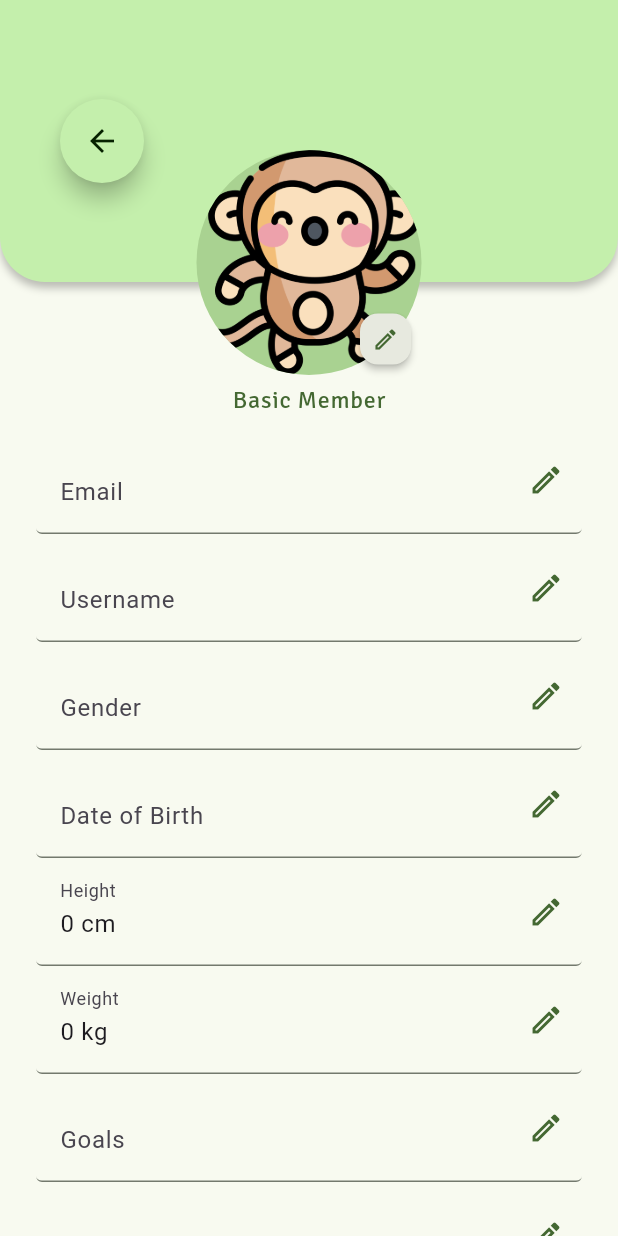
After one commit to Xrayya/Nutri-Byte, a Flutter app: the EditProfileView screen opened by its route, after a tap on the "edit" icon, on a phone screen of 412 x 824 dp. The commit adds this screen. Run offline on Flutter 3.47's test engine with Material 3 defaults, Android fonts, the phone set to English and light mode, and no system bars; our stand-ins replace camera, cloud_firestore, firebase_auth, firebase_core, flutter_svg, form_validator and 6 more; missing offline and left inert: flutter_tflite, gradient_progress_bar; accounts and stored records are empty; statements that could not run were skipped.

Commit message:
feat(edit_profile): slicing

```diff
--- /dev/null
+++ b/frontend/lib/app/modules/home/detailprofile/edit_profile/bindings/edit_profile_binding.dart
@@ -0,0 +1,12 @@
+import 'package:get/get.dart';
+
+import '../controllers/edit_profile_controller.dart';
+
+class EditProfileBinding extends Bindings {
+  @override
+  void dependencies() {
+    Get.lazyPut<EditProfileController>(
+      () => EditProfileController(),
+    );
+  }
+}
--- /dev/null
+++ b/frontend/lib/app/modules/home/detailprofile/edit_profile/controllers/edit_profile_controller.dart
@@ -0,0 +1,60 @@
+import 'package:flutter/material.dart';
+import 'package:get/get.dart';
+import 'package:nutri_byte/app/core/constant.dart';
+import 'package:nutri_byte/app/core/values/strings.dart';
+import 'package:nutri_byte/app/data/models/nutribyte_user.dart';
+import 'package:nutri_byte/app/modules/home/controllers/home_controller.dart';
+
+class EditProfileController extends GetxController {
+  final _homeController = HomeController.i;
+  final Rxn<NutribyteUser> currentUser = Rxn<NutribyteUser>();
+  final email = auth.currentUser!.email;
+
+  final TextEditingController emailController = TextEditingController();
+  final TextEditingController usernameController = TextEditingController();
+  final TextEditingController genderController = TextEditingController();
+  final TextEditingController DOBController = TextEditingController();
+  final TextEditingController heightController = TextEditingController();
+  final TextEditingController weightController = TextEditingController();
+  final TextEditingController goalsController = TextEditingController();
+  final TextEditingController activityController = TextEditingController();
+
+  @override
+  void onInit() {
+    super.onInit();
+  }
+
+  @override
+  void onReady() {
+    super.onReady();
+    currentUser(_homeController.currentUser.value!);
+    emailController.value = emailController.value.copyWith(text: email ?? '');
+    usernameController.value = usernameController.value.copyWith(
+      text: currentUser.value!.name,
+    );
+    genderController.value = genderController.value.copyWith(
+      text: currentUser.value!.gender,
+    );
+    DOBController.value = DOBController.value.copyWith(
+      text: currentUser.value!.dateOfBirth,
+    );
+    heightController.value = heightController.value.copyWith(
+      text: "${currentUser.value!.height} cm",
+    );
+    weightController.value = weightController.value.copyWith(
+      text: "${currentUser.value!.weight} kg",
+    );
+    goalsController.value = goalsController.value.copyWith(
+      text: goalList[currentUser.value!.goalType - 1],
+    );
+    activityController.value = activityController.value.copyWith(
+      text: activityPerWeekList[currentUser.value!.activityLevel - 1]
+          .split(':')[0],
+    );
+  }
+
+  @override
+  void onClose() {
+    super.onClose();
+  }
+}
--- /dev/null
+++ b/frontend/lib/app/modules/home/detailprofile/edit_profile/views/edit_profile_view.dart
@@ -0,0 +1,211 @@
+import 'package:flutter/material.dart';
+
+import 'package:get/get.dart';
+import 'package:nutri_byte/app/core/theme/colors.dart';
+import 'package:nutri_byte/app/core/utils/color_utils.dart';
+import 'package:nutri_byte/app/widgets/nutribyte_back_button.dart';
+import 'package:nutri_byte/app/widgets/nutribyte_button.dart';
+
+import '../controllers/edit_profile_controller.dart';
+
+class EditProfileView extends GetView<EditProfileController> {
+  const EditProfileView({Key? key}) : super(key: key);
+  @override
+  Widget build(BuildContext context) {
+    return Scaffold(
+      body: Stack(
+        children: [
+          Column(
+            children: [
+              Container(
+                padding:
+                    const EdgeInsets.symmetric(horizontal: 24, vertical: 10),
+                width: double.infinity,
+                decoration: BoxDecoration(
+                  borderRadius: const BorderRadius.only(
+                    bottomLeft: Radius.circular(30),
+                    bottomRight: Radius.circular(30),
+                  ),
+                  boxShadow: const [
+                    BoxShadow(
+                      color: Color.fromRGBO(0, 0, 0, 0.25),
+                      offset: Offset(0, 4),
+                      blurRadius: 4,
+                      spreadRadius: 0,
+                    ),
+                  ],
+                  color: Get.theme.colorScheme.primaryContainer,
+                ),
+                child: Column(
+                  crossAxisAlignment: CrossAxisAlignment.start,
+                  children: [
+                    const SizedBox(
+                      height: 40,
+                    ),
+                    Row(
+                      mainAxisAlignment: MainAxisAlignment.spaceBetween,
+                      children: [
+                        const NutriByteBackButton(),
+                      ],
+                    ),
+                    const SizedBox(
+                      height: 40,
+                    ),
+                  ],
+                ),
+              ),
+              const Spacer()
+            ],
+          ),
+          SizedBox(
+            width: double.infinity,
+            child: Column(
+              crossAxisAlignment: CrossAxisAlignment.center,
+              children: [
+                const SizedBox(
+                  height: 100,
+                ),
+                Padding(
+                  padding: const EdgeInsets.symmetric(horizontal: 24),
+                  child: Column(
+                    children: [
+                      Stack(
+                        children: [
+                          CircleAvatar(
+                            backgroundColor:
+                                Get.theme.colorScheme.primary.tone(80),
+                            radius: 75,
+                            backgroundImage:
+                                const AssetImage('assets/images/dummy_pp.png'),
+                          ),
+                          Positioned(
+                            bottom: 0,
+                            right: 0,
+                            child: ElevatedButton(
+                              onPressed: () {},
+                              style: ElevatedButton.styleFrom(
+                                elevation: 2,
+                                padding: const EdgeInsets.all(8),
+                                minimumSize: const Size(0, 0),
+                                shape: RoundedRectangleBorder(
+                                  borderRadius: BorderRadius.circular(12),
+                                ),
+                                primary: const Color(0xFFE7E9DF),
+                              ),
+                              child: Icon(
+                                Icons.edit_outlined,
+                                color: Get.theme.colorScheme.primary,
+                              ),
+                            ),
+                          )
+                        ],
+                      ),
+                      const SizedBox(
+                        height: 5,
+                      ),
+                      Text(
+                        'Basic Member',
+                        style: Get.textTheme.bodyLarge!
+                            .copyWith(color: Get.theme.colorScheme.primary),
+                      ),
+                      const SizedBox(
+                        height: 5,
+                      ),
+                      // TODO: fill with user info
+                      EditProfileTextField(
+                        label: "Email",
+                        controller: controller.emailController,
+                      ),
+                      EditProfileTextField(
+                        label: "Username",
+                        controller: controller.usernameController,
+                      ),
+                      EditProfileTextField(
+                        label: "Gender",
+                        controller: controller.genderController,
+                      ),
+                      EditProfileTextField(
+                        label: "Date of Birth",
+                        controller: controller.DOBController,
+                      ),
+                      EditProfileTextField(
+                        label: "Height",
+                        controller: controller.heightController,
+                      ),
+                      EditProfileTextField(
+                        label: "Weight",
+                        controller: controller.weightController,
+                      ),
+                      EditProfileTextField(
+                        label: "Goals",
+                        controller: controller.goalsController,
+                      ),
+                      EditProfileTextField(
+                        label: "Activity",
+                        controller: controller.activityController,
+                      ),
+                    ],
+                  ),
+                )
+              ],
+            ),
+          )
+        ],
+      ),
+    );
+  }
+}
+
+class EditProfileTextField extends StatelessWidget {
+  const EditProfileTextField({
+    super.key,
+    this.controller,
+    this.onTap,
+    this.label,
+  });
+
+  final TextEditingController? controller;
+  final VoidCallback? onTap;
+  final String? label;
+
+  @override
+  Widget build(BuildContext context) {
+    return Theme(
+      data: ThemeData(
+        inputDecorationTheme: InputDecorationTheme(
+          contentPadding: const EdgeInsets.all(16),
+          alignLabelWithHint: true,
+          focusColor: NutriByteColor.light.primary,
+          enabledBorder: UnderlineInputBorder(
+            borderRadius: BorderRadius.circular(4),
+            borderSide:
+                BorderSide(color: NutriByteColor.light.outline, width: 1),
+          ),
+          focusedBorder: UnderlineInputBorder(
+            borderRadius: BorderRadius.circular(4),
+            borderSide:
+                BorderSide(color: NutriByteColor.light.primary, width: 3),
+          ),
+          errorBorder: UnderlineInputBorder(
+            borderRadius: BorderRadius.circular(4),
+            borderSide: const BorderSide(color: Colors.red, width: 1),
+          ),
+          focusedErrorBorder: UnderlineInputBorder(
+            borderRadius: BorderRadius.circular(4),
+            borderSide: const BorderSide(color: Colors.red, width: 3),
+          ),
+        ),
+      ),
+      child: TextField(
+        readOnly: true,
+        decoration: InputDecoration(
+          labelText: this.label,
+          suffixIcon: Icon(Icons.mode_edit_outlined),
+          suffixIconColor: Get.theme.colorScheme.primary,
+        ),
+        onTap: this.onTap,
+        controller: this.controller,
+      ),
+    );
+  }
+}
--- a/frontend/lib/app/modules/home/detailprofile/views/detailprofile_view.dart
+++ b/frontend/lib/app/modules/home/detailprofile/views/detailprofile_view.dart
@@ -2,6 +2,7 @@ import 'package:flutter/material.dart';
 import 'package:get/get.dart';
 import 'package:nutri_byte/app/core/utils/color_utils.dart';
 import 'package:nutri_byte/app/core/values/strings.dart';
+import 'package:nutri_byte/app/routes/app_pages.dart';
 import 'package:nutri_byte/app/widgets/nutribyte_back_button.dart';
 import 'package:nutri_byte/app/widgets/nutribyte_button.dart';
 
@@ -50,7 +51,7 @@ class DetailprofileView extends GetView<DetailprofileController> {
                               mainAxisAlignment: MainAxisAlignment.spaceBetween,
                               children: [
                                 const NutriByteBackButton(),
-                                nutriByteButton(text: 'Edit', onPressed: () {}),
+                                nutriByteButton(text: 'Edit', onPressed: () => Get.toNamed(Routes.EDIT_PROFILE)),
                               ],
                             ),
                             const SizedBox(
--- a/frontend/lib/app/routes/app_pages.dart
+++ b/frontend/lib/app/routes/app_pages.dart
@@ -14,6 +14,8 @@ import '../modules/home/bindings/home_binding.dart';
 import '../modules/home/detail_nutrition/bindings/detail_nutrition_binding.dart';
 import '../modules/home/detail_nutrition/views/detail_nutrition_view.dart';
 import '../modules/home/detailprofile/bindings/detailprofile_binding.dart';
+import '../modules/home/detailprofile/edit_profile/bindings/edit_profile_binding.dart';
+import '../modules/home/detailprofile/edit_profile/views/edit_profile_view.dart';
 import '../modules/home/detailprofile/views/detailprofile_view.dart';
 import '../modules/home/quests/bindings/quests_binding.dart';
 import '../modules/home/quests/views/quests_view.dart';
@@ -71,6 +73,13 @@ class AppPages {
           name: _Paths.DETAILPROFILE,
           page: () => const DetailprofileView(),
           binding: DetailprofileBinding(),
+          children: [
+            GetPage(
+              name: _Paths.EDIT_PROFILE,
+              page: () => const EditProfileView(),
+              binding: EditProfileBinding(),
+            ),
+          ],
         ),
       ],
     ),
--- a/frontend/lib/app/routes/app_routes.dart
+++ b/frontend/lib/app/routes/app_routes.dart
@@ -20,6 +20,8 @@ abstract class Routes {
   static const DETAILPROFILE = _Paths.HOME + _Paths.DETAILPROFILE;
   static const EMAIL_VERIFICATION = _Paths.AUTH + _Paths.EMAIL_VERIFICATION;
   static const ONBOARDING = _Paths.ONBOARDING;
+  static const EDIT_PROFILE =
+      _Paths.HOME + _Paths.DETAILPROFILE + _Paths.EDIT_PROFILE;
 }
 
 abstract class _Paths {
@@ -39,4 +41,5 @@ abstract class _Paths {
   static const DETAILPROFILE = '/detailprofile';
   static const EMAIL_VERIFICATION = '/email-verification';
   static const ONBOARDING = '/onboarding';
+  static const EDIT_PROFILE = '/edit-profile';
 }
```
